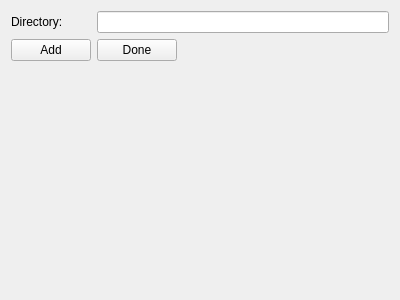
Old version of the form GUI/sudentsubdirectory.ui in the repository Laucksy/CS-205-Project.
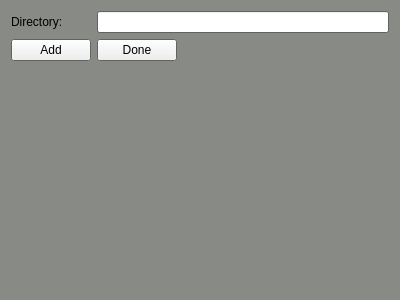
New version of the form.

Commit message: Fixed GUI colors and deleting feedback

```diff
--- a/GUI/sudentsubdirectory.ui
+++ b/GUI/sudentsubdirectory.ui
@@ -10,6 +10,70 @@
     <height>300</height>
    </rect>
   </property>
+  <property name="palette">
+   <palette>
+    <active>
+     <colorrole role="Base">
+      <brush brushstyle="SolidPattern">
+       <color alpha="255">
+        <red>255</red>
+        <green>255</green>
+        <blue>255</blue>
+       </color>
+      </brush>
+     </colorrole>
+     <colorrole role="Window">
+      <brush brushstyle="SolidPattern">
+       <color alpha="255">
+        <red>136</red>
+        <green>138</green>
+        <blue>133</blue>
+       </color>
+      </brush>
+     </colorrole>
+    </active>
+    <inactive>
+     <colorrole role="Base">
+      <brush brushstyle="SolidPattern">
+       <color alpha="255">
+        <red>255</red>
+        <green>255</green>
+        <blue>255</blue>
+       </color>
+      </brush>
+     </colorrole>
+     <colorrole role="Window">
+      <brush brushstyle="SolidPattern">
+       <color alpha="255">
+        <red>136</red>
+        <green>138</green>
+        <blue>133</blue>
+       </color>
+      </brush>
+     </colorrole>
+    </inactive>
+    <disabled>
+     <colorrole role="Base">
+      <brush brushstyle="SolidPattern">
+       <color alpha="255">
+        <red>136</red>
+        <green>138</green>
+        <blue>133</blue>
+       </color>
+      </brush>
+     </colorrole>
+     <colorrole role="Window">
+      <brush brushstyle="SolidPattern">
+       <color alpha="255">
+        <red>136</red>
+        <green>138</green>
+        <blue>133</blue>
+       </color>
+      </brush>
+     </colorrole>
+    </disabled>
+   </palette>
+  </property>
   <property name="windowTitle">
    <string>Form</string>
   </property>
```
The commit also changes 22 other files.
